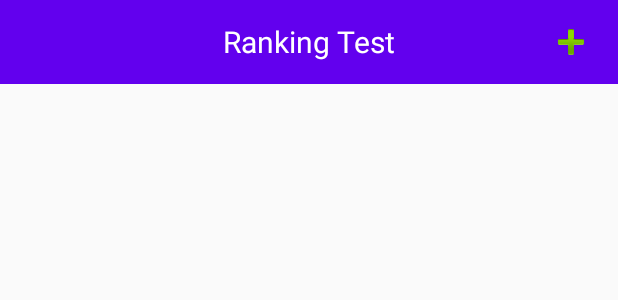
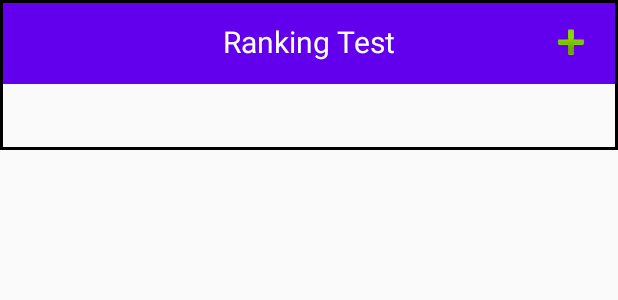
Before and after one commit to Mobile-and-Ubiquitous-Computing-2020-1/team2, an Android app: the layout activity_rank.xml on its own in the app's theme, with its tools: preview values and no code run, on a phone screen of 412 x 824 dp. Shown: the top 300 px of the screen. Run offline under Robolectric (Android 15) with nearby library versions, the phone set to English and light mode, and no system bars.

Commit message:
Ranking view updated

```diff
--- /dev/null
+++ b/Android/app/src/main/res/drawable/stroke_bg.xml
@@ -0,0 +1,9 @@
+<?xml version="1.0" encoding="utf-8"?>
+<shape xmlns:android="http://schemas.android.com/apk/res/android"
+    android:shape="rectangle">
+    <solid
+        android:color="@android:color/transparent"/>
+    <stroke
+        android:width="2dp"
+        android:color="#000000"/>
+</shape>
--- a/Android/app/src/main/res/layout/activity_rank.xml
+++ b/Android/app/src/main/res/layout/activity_rank.xml
@@ -11,10 +11,12 @@
 
         <include layout="@layout/toolbar" />
 
-        <androidx.core.widget.NestedScrollView
-            android:layout_marginTop="?attr/actionBarSize"
+        <ScrollView
+            android:id="@+id/ranking_scrollbar"
             android:layout_width="match_parent"
-            android:layout_height="100dp">
+            android:layout_height="100dp"
+            android:background="@drawable/stroke_bg"
+            android:padding="5dp">
 
             <androidx.recyclerview.widget.RecyclerView
                 android:id="@+id/main_recyclerview"
@@ -24,7 +26,7 @@
             </androidx.recyclerview.widget.RecyclerView>
 
 
-        </androidx.core.widget.NestedScrollView>
+        </ScrollView>
 
 
     </androidx.coordinatorlayout.widget.CoordinatorLayout>
--- a/Android/app/src/main/res/layout/recyclerview_item.xml
+++ b/Android/app/src/main/res/layout/recyclerview_item.xml
@@ -2,7 +2,8 @@
 <RelativeLayout xmlns:android="http://schemas.android.com/apk/res/android"
     android:layout_width="match_parent"
     android:layout_height="wrap_content"
-    android:orientation="vertical">
+    android:orientation="vertical"
+    android:layout_margin="10dp">
 
     <de.hdodenhof.circleimageview.CircleImageView xmlns:app="http://schemas.android.com/apk/res-auto"
         android:id="@+id/profile_image"
@@ -10,7 +11,7 @@
         android:layout_height="96dp"
         android:src="@drawable/testimage"
         app:civ_border_color="#FF000000"
-        app:civ_border_width="2dp" />
+        app:civ_border_width="2dp"/>
 
     <TextView
         android:id="@+id/user_name"
```
Also changed, not shown: Android/app/src/main/java/com/example/android/RankActivity.java (+30 -0 lines).
